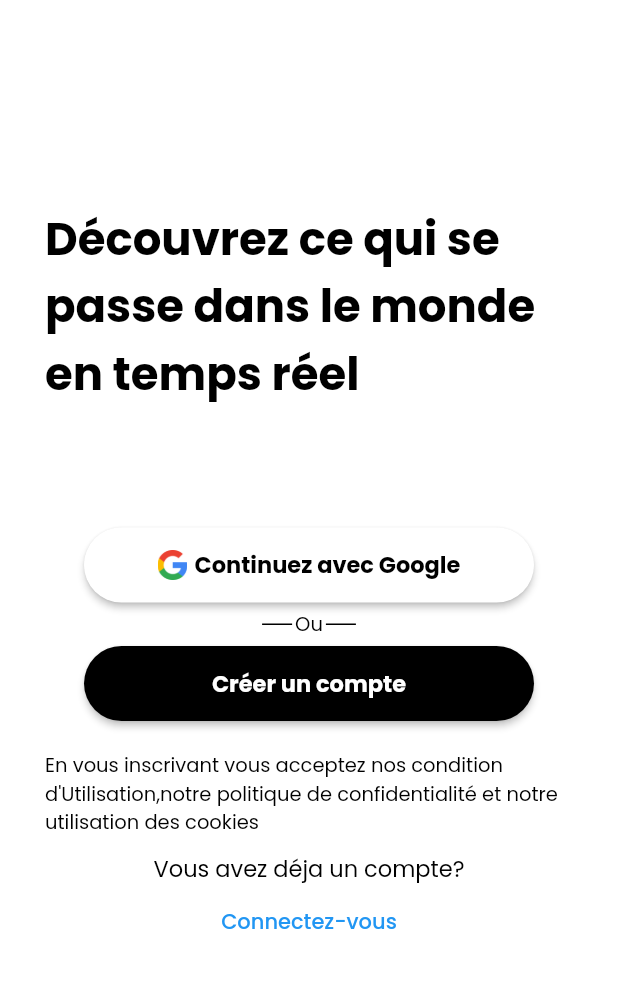
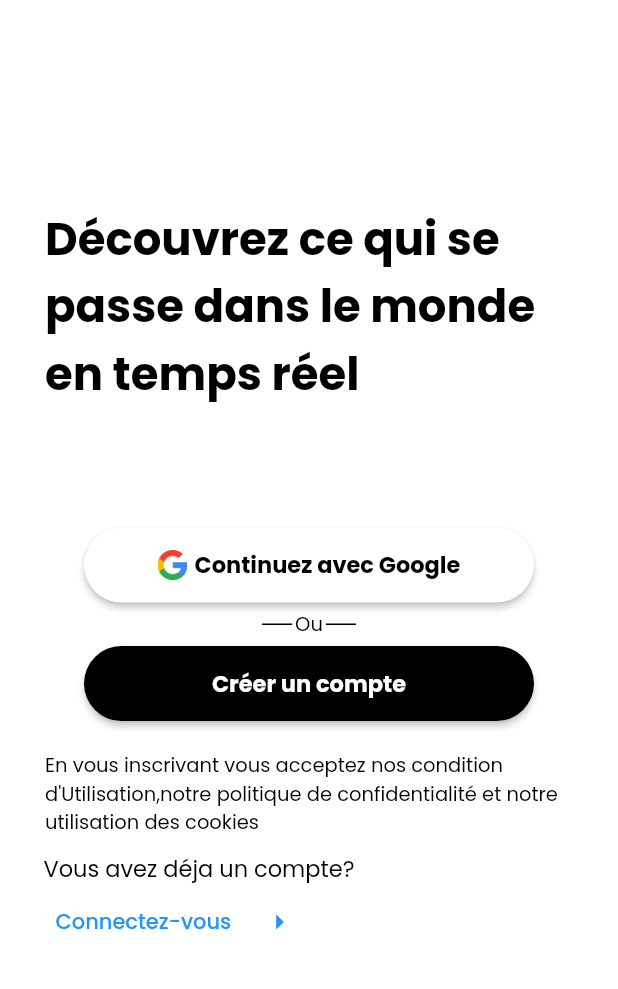
Before and after one commit to TIENTCHEUisrael/TILweet, a Flutter app: the screen it shows after launch, on a phone screen of 412 x 824 dp, the part 59-1048 px from its top. Run offline on Flutter 3.47's test engine with Material 2 defaults, Android fonts, the phone set to English and light mode, and no system bars; our stand-ins replace flutter_spinkit, google_fonts.

```diff
--- a/lib/components/screens/Authentification/authentificationPage1.dart
+++ b/lib/components/screens/Authentification/authentificationPage1.dart
@@ -166,9 +166,11 @@ class _AuthPage1State extends State<AuthPage1> {
               Container(
                 margin: const EdgeInsets.symmetric(
                   vertical: 5,
+                  horizontal: 14,
                 ),
                 child: Column(
-                  mainAxisAlignment: MainAxisAlignment.start,
+                  children: [
+                    Row(
                       children: [
                         Text(
                           'Vous avez déja un compte?',
@@ -178,6 +180,10 @@ class _AuthPage1State extends State<AuthPage1> {
                           ),
                           textAlign: TextAlign.start,
                         ),
+                      ],
+                    ),
+                    Row(
+                      children: [
                         TextButton(
                           onPressed: () {},
                           child: Text(
@@ -187,6 +193,15 @@ class _AuthPage1State extends State<AuthPage1> {
                             ),
                             textAlign: TextAlign.start,
                           ),
+                        ),
+                        IconButton(
+                          onPressed: () {},
+                          icon: Icon(
+                            Icons.arrow_right,
+                            color: Colors.blue,
+                          ),
+                        ),
+                      ],
                     ),
                   ],
                 ),
```
Also changed, not shown: lib/components/screens/Authentification/authentificationPage2.dart (added, +15 -0 lines). Lines whose indentation alone changed are shown as unchanged.
